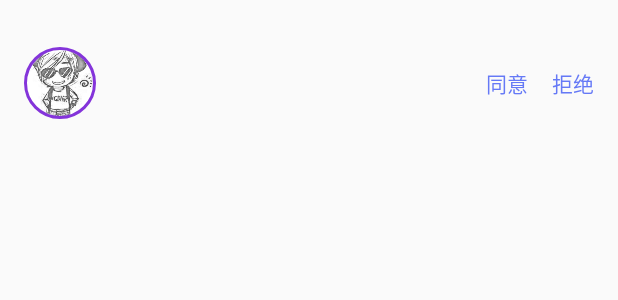
After one commit to NexusLinkTeam/WeNavi, an Android app: the layout item_friend_verify.xml on its own in the app's theme, with its tools: preview values and no code run, on a phone screen of 412 x 824 dp. The commit adds this screen. Shown: the top 300 px of the screen. Run offline under Robolectric (Android 15) with nearby library versions, the phone set to English and light mode, and no system bars.

Commit message:
同意添加和拒绝添加

```diff
--- a/app/src/main/AndroidManifest.xml
+++ b/app/src/main/AndroidManifest.xml
@@ -81,7 +81,9 @@
                 <category android:name="android.intent.category.LAUNCHER" />
             </intent-filter>
         </activity>
-        <activity android:name=".AddFriendActivity"
+        <activity android:name=".ui.friend.AddFriendActivity"
+            android:theme="@style/AppTheme.NoActionBar"/>
+        <activity android:name=".ui.friend.FriendVerifyActivity"
             android:theme="@style/AppTheme.NoActionBar"/>
         <!-- Required SDK 核心功能-->
         <!-- 可配置android:process参数将PushService放在其他进程中 -->
--- a/app/src/main/java/com/nexuslink/wenavi/BaseApp.java
+++ b/app/src/main/java/com/nexuslink/wenavi/BaseApp.java
@@ -12,6 +12,7 @@ import cn.jpush.im.android.api.JMessageClient;
 
 public class BaseApp extends Application {
     private static Context context;
+    public static final String APPKEY = "31b2964462b4db5e14442b9f";
     @Override
     public void onCreate() {
         super.onCreate();
--- a/app/src/main/java/com/nexuslink/wenavi/AddFriendActivity.java
+++ b/app/src/main/java/com/nexuslink/wenavi/ui/friend/AddFriendActivity.java
@@ -1,4 +1,4 @@
-package com.nexuslink.wenavi;
+package com.nexuslink.wenavi.ui.friend;
 
 import android.app.ProgressDialog;
 import android.os.Bundle;
@@ -19,6 +19,7 @@ import android.widget.LinearLayout;
 import android.widget.TextView;
 import android.widget.Toast;
 
+import com.nexuslink.wenavi.R;
 import com.nexuslink.wenavi.base.BaseActivity;
 import com.wevey.selector.dialog.MDEditDialog;
 
--- a/app/src/main/java/com/nexuslink/wenavi/ui/main/MainActivity.java
+++ b/app/src/main/java/com/nexuslink/wenavi/ui/main/MainActivity.java
@@ -32,7 +32,7 @@ import com.amap.api.maps.model.LatLng;
 import com.amap.api.maps.model.MyLocationStyle;
 import com.amap.api.maps.model.Polyline;
 import com.amap.api.maps.model.PolylineOptions;
-import com.nexuslink.wenavi.AddFriendActivity;
+import com.nexuslink.wenavi.ui.friend.AddFriendActivity;
 import com.nexuslink.wenavi.BaseApp;
 import com.nexuslink.wenavi.DaoSession;
 import com.nexuslink.wenavi.FriendVerify;
@@ -40,6 +40,7 @@ import com.nexuslink.wenavi.FriendVerifyDao;
 import com.nexuslink.wenavi.R;
 import com.nexuslink.wenavi.base.BaseActivity;
 import com.nexuslink.wenavi.callback.OnItemClickListener;
+import com.nexuslink.wenavi.ui.friend.FriendVerifyActivity;
 
 import java.text.SimpleDateFormat;
 import java.util.ArrayList;
@@ -313,7 +314,7 @@ public class MainActivity extends BaseActivity
 
         //noinspection SimplifiableIfStatement
         if (id == R.id.action_friend_verify) {
-
+            startActivity(new Intent(this, FriendVerifyActivity.class));
         } else if (id == R.id.add_friends) {
             startActivity(new Intent(this, AddFriendActivity.class));
             return true;
@@ -364,7 +365,6 @@ public class MainActivity extends BaseActivity
         //在activity执行onResume时执行mMapView.onResume ()，重新绘制加载地图
         mMapView.onResume();
         List<FriendVerify> list = verifyDao.queryBuilder().listLazy();
-
         Log.e("TAG",""+list.size());
         if(list.size()==0){
             friendVerificationNum.setVisibility(View.INVISIBLE);
--- /dev/null
+++ b/app/src/main/res/layout/item_friend_verify.xml
@@ -0,0 +1,60 @@
+<?xml version="1.0" encoding="utf-8"?>
+<LinearLayout xmlns:android="http://schemas.android.com/apk/res/android"
+    xmlns:app="http://schemas.android.com/apk/res-auto"
+    xmlns:tools="http://schemas.android.com/tools"
+    android:orientation="horizontal"
+    android:layout_width="match_parent"
+    android:layout_height="wrap_content"
+    android:layout_marginTop="15dp"
+    android:layout_marginBottom="15dp">
+
+        <de.hdodenhof.circleimageview.CircleImageView
+            app:civ_border_width="2dp"
+            app:civ_border_color="@color/primary"
+            android:id="@+id/avatar_friend"
+            android:layout_margin="16dp"
+            android:src="@drawable/t1"
+            android:layout_width="48dp"
+            android:layout_height="48dp" />
+        <LinearLayout
+            android:orientation="vertical"
+            android:gravity="center_vertical"
+            android:layout_weight="1"
+            android:layout_width="0dp"
+            android:layout_height="match_parent">
+            <TextView
+                android:textSize="18sp"
+                android:textColor="@color/primary_text"
+                android:id="@+id/tv_name"
+                android:layout_width="wrap_content"
+                android:layout_height="wrap_content" />
+            <TextView
+                android:textSize="14sp"
+                android:textColor="@color/secondary_text"
+                android:id="@+id/tv_hello"
+                android:layout_width="wrap_content"
+                android:layout_height="wrap_content" />
+        </LinearLayout>
+
+        <TextView
+            android:id="@+id/btn_agree"
+            android:gravity="center"
+            android:layout_gravity="center_vertical"
+            android:layout_marginEnd="16dp"
+            android:textColor="@color/accent"
+            android:text="@string/agree"
+            android:layout_width="wrap_content"
+            android:layout_height="wrap_content"
+            />
+        <TextView
+            android:id="@+id/btn_refuse"
+            android:gravity="center"
+            android:layout_gravity="center_vertical"
+            android:layout_marginEnd="16dp"
+            android:textColor="@color/accent"
+            android:text="@string/refuse"
+            android:layout_width="wrap_content"
+            android:layout_height="wrap_content"
+             />
+
+</LinearLayout>
--- a/app/src/main/res/values/strings.xml
+++ b/app/src/main/res/values/strings.xml
@@ -11,4 +11,6 @@
     <string name="position_unknown">Position Unknown</string>
     <string name="invite">invite</string>
     <string name="add_friends">Add friends</string>
+    <string name="agree">同意</string>
+    <string name="refuse">拒绝</string>
 </resources>
--- a/lib/src/main/java/com/example/MyClass.java
+++ b/lib/src/main/java/com/example/MyClass.java
@@ -16,5 +16,6 @@ public class MyClass {
         friendVerify.addStringProperty("nickName");
         friendVerify.addStringProperty("hello");
         friendVerify.addStringProperty("userName");
+        friendVerify.addIdProperty();
     }
 }
```
Also changed, not shown: app/src/main/java-gen/com/nexuslink/wenavi/FriendVerify.java (+15 -1 lines), app/src/main/java-gen/com/nexuslink/wenavi/FriendVerifyDao.java (+23 -10 lines), app/src/main/java/com/nexuslink/wenavi/ui/friend/FriendVerifyActivity.java (added, +142 -0 lines), app/src/main/java/com/nexuslink/wenavi/ui/friend/FriendVerifyAdapter.java (added, +87 -0 lines), app/src/main/res/layout/activity_friend_verify.xml (added, +35 -0 lines).
